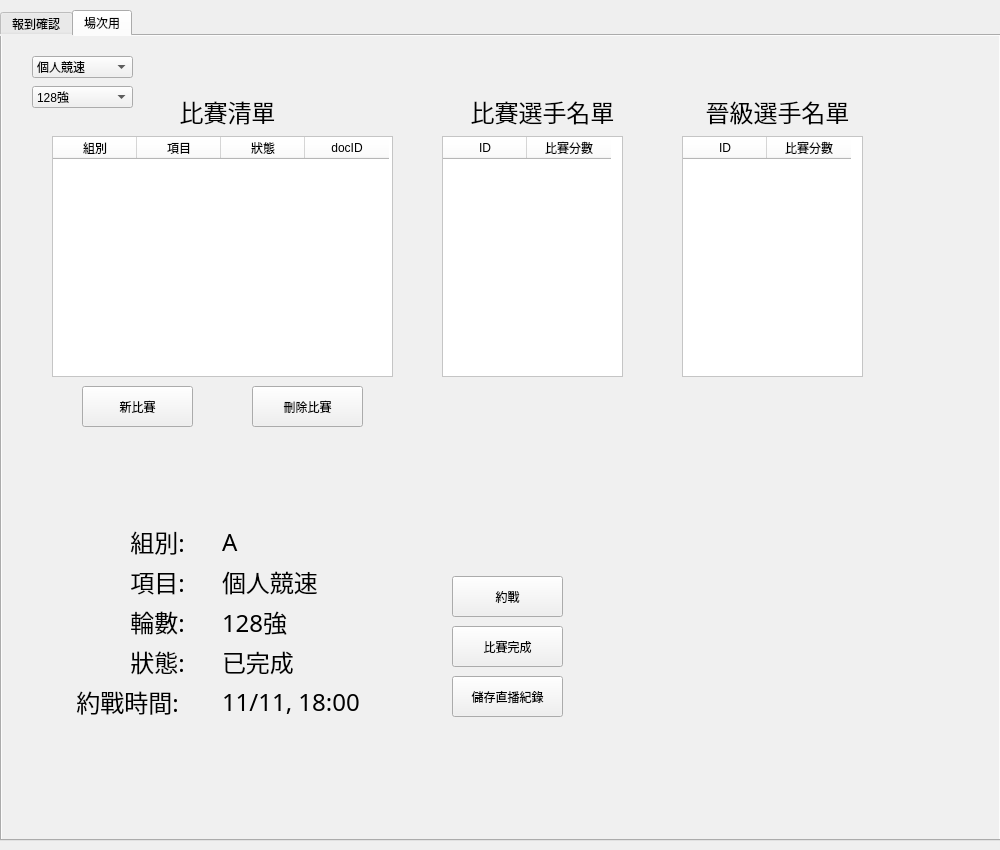
This is client/src/ui/mainui.ui in RuiChen0101/2019nukl as Qt 5 draws it before an edit. The edited form follows.
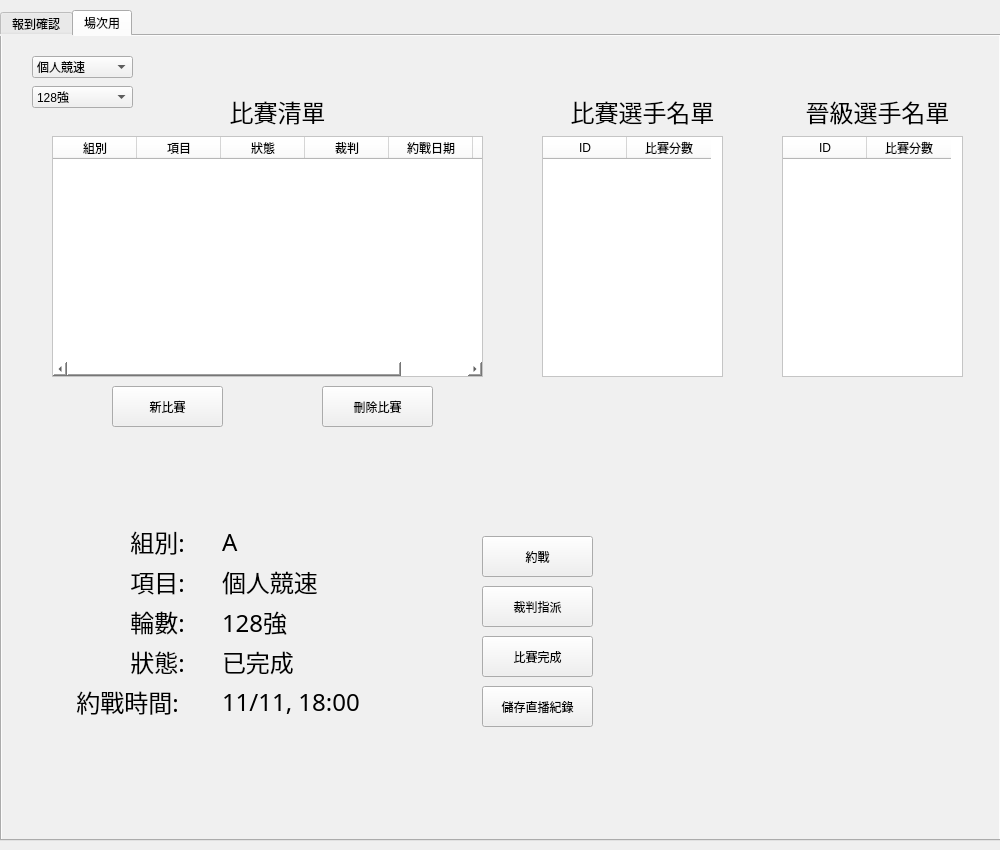
This is the edited form.

Commit message: judge,replay finish

Diff of the .ui file:
```diff
--- a/client/src/ui/mainui.ui
+++ b/client/src/ui/mainui.ui
@@ -390,7 +390,7 @@
      <widget class="QLabel" name="match_list_lable">
       <property name="geometry">
        <rect>
-        <x>150</x>
+        <x>200</x>
         <y>60</y>
         <width>151</width>
         <height>31</height>
@@ -414,7 +414,7 @@
        <rect>
         <x>50</x>
         <y>100</y>
-        <width>341</width>
+        <width>431</width>
         <height>241</height>
        </rect>
       </property>
@@ -448,6 +448,16 @@
         <string>狀態</string>
        </property>
       </column>
+      <column>
+       <property name="text">
+        <string>裁判</string>
+       </property>
+      </column>
+      <column>
+       <property name="text">
+        <string>約戰日期</string>
+       </property>
+      </column>
       <column>
        <property name="text">
         <string>docID</string>
@@ -503,7 +513,7 @@
      <widget class="QTableWidget" name="player_list">
       <property name="geometry">
        <rect>
-        <x>440</x>
+        <x>540</x>
         <y>100</y>
         <width>181</width>
         <height>241</height>
@@ -538,7 +548,7 @@
      <widget class="QLabel" name="player_list_label">
       <property name="geometry">
        <rect>
-        <x>440</x>
+        <x>540</x>
         <y>60</y>
         <width>201</width>
         <height>31</height>
@@ -560,7 +570,7 @@
      <widget class="QPushButton" name="delete_match_btn">
       <property name="geometry">
        <rect>
-        <x>250</x>
+        <x>320</x>
         <y>350</y>
         <width>111</width>
         <height>41</height>
@@ -578,7 +588,7 @@
      <widget class="QPushButton" name="new_match_btn">
       <property name="geometry">
        <rect>
-        <x>80</x>
+        <x>110</x>
         <y>350</y>
         <width>111</width>
         <height>41</height>
@@ -596,7 +606,7 @@
      <widget class="QTableWidget" name="advance_player_list">
       <property name="geometry">
        <rect>
-        <x>680</x>
+        <x>780</x>
         <y>100</y>
         <width>181</width>
         <height>241</height>
@@ -631,7 +641,7 @@
      <widget class="QLabel" name="advance_player_list_label">
       <property name="geometry">
        <rect>
-        <x>680</x>
+        <x>780</x>
         <y>60</y>
         <width>191</width>
         <height>31</height>
@@ -653,8 +663,8 @@
      <widget class="QPushButton" name="set_arrangement_btn">
       <property name="geometry">
        <rect>
-        <x>450</x>
-        <y>540</y>
+        <x>480</x>
+        <y>500</y>
         <width>111</width>
         <height>41</height>
        </rect>
@@ -671,8 +681,8 @@
      <widget class="QPushButton" name="match_finish_btn">
       <property name="geometry">
        <rect>
-        <x>450</x>
-        <y>590</y>
+        <x>480</x>
+        <y>600</y>
         <width>111</width>
         <height>41</height>
        </rect>
@@ -909,8 +919,8 @@
      <widget class="QPushButton" name="set_replay_btn">
       <property name="geometry">
        <rect>
-        <x>450</x>
-        <y>640</y>
+        <x>480</x>
+        <y>650</y>
         <width>111</width>
         <height>41</height>
        </rect>
@@ -924,6 +934,24 @@
        <string>儲存直播紀錄</string>
       </property>
      </widget>
+     <widget class="QPushButton" name="judge_assign_btn">
+      <property name="geometry">
+       <rect>
+        <x>480</x>
+        <y>550</y>
+        <width>111</width>
+        <height>41</height>
+       </rect>
+      </property>
+      <property name="font">
+       <font>
+        <family>微軟正黑體</family>
+       </font>
+      </property>
+      <property name="text">
+       <string>裁判指派</string>
+      </property>
+     </widget>
     </widget>
    </widget>
   </widget>
```
The commit also changes 15 other files.
